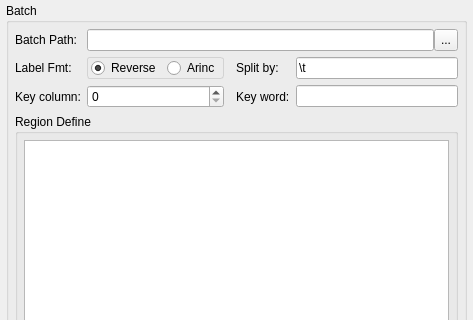
The window that src/gui/a4292valuebatch.ui (sslnjz/a429parser) describes before a commit, drawn with Qt 5; both pictures show x 0 to 473 and y 0 to 320 of the 473 by 681 pixel window.
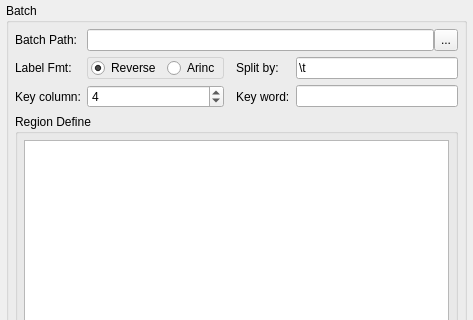
The same window after the commit. Custom widgets are drawn as their Qt base class.

Patch:
```diff
--- a/src/gui/a4292valuebatch.ui
+++ b/src/gui/a4292valuebatch.ui
@@ -189,7 +189,11 @@
        </layout>
       </item>
       <item row="2" column="1">
-       <widget class="QSpinBox" name="spinBoxBatchKeyColumn"/>
+       <widget class="QSpinBox" name="spinBoxBatchKeyColumn">
+        <property name="value">
+         <number>4</number>
+        </property>
+       </widget>
       </item>
       <item row="1" column="1">
        <widget class="QFrame" name="frameBatchFmt">
```
